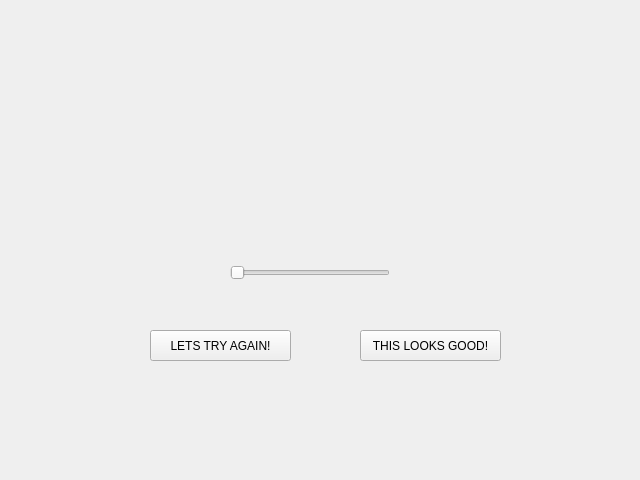
This is application/src/pages/sensitivitypage.ui in thedeclancarter/GPMS as Qt 5 draws it before an edit. The edited form follows.
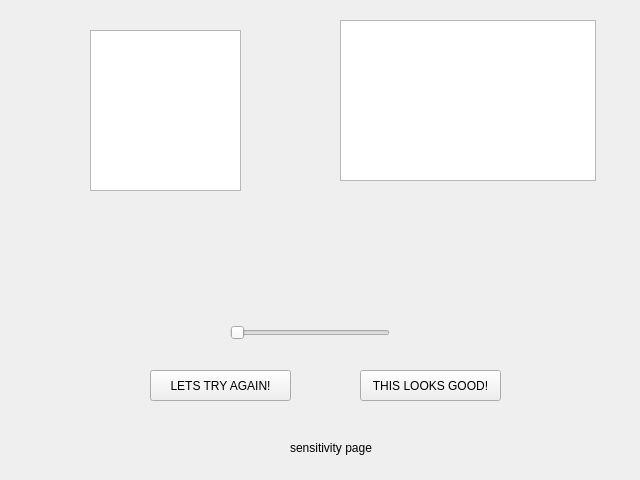
This is the edited form.

Commit message: added image in sensitivity page

Patch:
```diff
--- a/application/src/pages/sensitivitypage.ui
+++ b/application/src/pages/sensitivitypage.ui
@@ -17,7 +17,7 @@
    <property name="geometry">
     <rect>
      <x>230</x>
-     <y>260</y>
+     <y>320</y>
      <width>160</width>
      <height>25</height>
     </rect>
@@ -30,7 +30,7 @@
    <property name="geometry">
     <rect>
      <x>360</x>
-     <y>330</y>
+     <y>370</y>
      <width>141</width>
      <height>31</height>
     </rect>
@@ -43,7 +43,7 @@
    <property name="geometry">
     <rect>
      <x>150</x>
-     <y>330</y>
+     <y>370</y>
      <width>141</width>
      <height>31</height>
     </rect>
@@ -52,6 +52,39 @@
     <string>LETS TRY AGAIN!</string>
    </property>
   </widget>
+  <widget class="QGraphicsView" name="graphicsView2">
+   <property name="geometry">
+    <rect>
+     <x>90</x>
+     <y>30</y>
+     <width>151</width>
+     <height>161</height>
+    </rect>
+   </property>
+  </widget>
+  <widget class="QGraphicsView" name="graphicsView">
+   <property name="geometry">
+    <rect>
+     <x>340</x>
+     <y>20</y>
+     <width>256</width>
+     <height>161</height>
+    </rect>
+   </property>
+  </widget>
+  <widget class="QLabel" name="label">
+   <property name="geometry">
+    <rect>
+     <x>290</x>
+     <y>440</y>
+     <width>141</width>
+     <height>16</height>
+    </rect>
+   </property>
+   <property name="text">
+    <string>sensitivity page</string>
+   </property>
+  </widget>
  </widget>
  <resources/>
  <connections/>
```
The commit also changes 9 other files.
